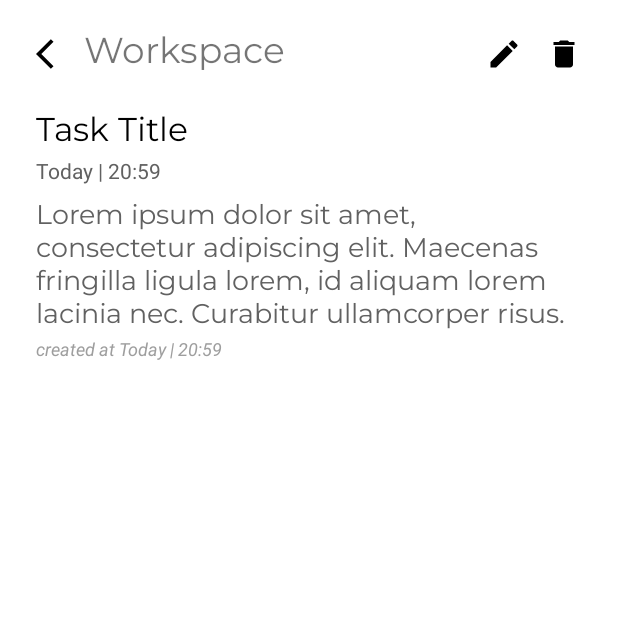
After one commit to yamanf/TaskMan, an Android app: the fragment TaskDetailFragment placed in its activity, on a phone screen of 412 x 824 dp, the top half of it. The commit adds this screen. Run offline under Robolectric (Android 15) with nearby library versions, the phone set to English and light mode, and no system bars; our stand-ins replace Firebase (no records; nobody signed in at launch, a user with empty details on screens opened directly); 5 statements that could not run were skipped.

Commit message:
Task detail screen

```diff
--- a/app/src/main/java/com/yamanf/taskman/firebase/FirebaseRepository.kt
+++ b/app/src/main/java/com/yamanf/taskman/firebase/FirebaseRepository.kt
@@ -24,8 +24,8 @@ interface FirebaseRepository {
     fun addTaskToWorkspace(task: TaskModel, result:(Boolean) -> Unit)
     fun changeIsCompleted(documentSnapshot: DocumentSnapshot, isCompleted: Boolean): Boolean
     fun changeIsImportant(documentSnapshot: DocumentSnapshot, isImportant: Boolean): Boolean
-    fun updateTask(task: TaskModel, documentSnapshot: DocumentSnapshot): Boolean
-    fun deleteTask(documentSnapshot: DocumentSnapshot): Boolean
+    fun updateTask(task: TaskModel, result:(Boolean) -> Unit)
+    fun deleteTask(taskId: String,result:(Boolean) -> Unit)
     fun undoDelete(documentSnapshot: DocumentSnapshot): Boolean
 
 }
--- a/app/src/main/java/com/yamanf/taskman/ui/newtask/NewTaskFragment.kt
+++ b/app/src/main/java/com/yamanf/taskman/ui/newtask/NewTaskFragment.kt
@@ -34,8 +34,8 @@ class NewTaskFragment : Fragment(R.layout.fragment_new_task), DatePickerDialog.O
     private val binding get() = _binding!!
     private val args: NewTaskFragmentArgs by navArgs()
     private lateinit var workspaceId: String
-    private val workspaceViewModel: WorkspaceViewModel by viewModels() {
-        WorkspaceViewModelFactory(
+    private val newTaskViewModel: NewTaskViewModel by viewModels() {
+        NewTaskViewModelFactory(
             FirebaseRepositoryImpl()
         )
     }
@@ -109,7 +109,7 @@ class NewTaskFragment : Fragment(R.layout.fragment_new_task), DatePickerDialog.O
     }
 
     private fun addTaskToWorkspace(newTaskModel:TaskModel,view: View){
-        workspaceViewModel.addTaskToWorkspace(newTaskModel) { result ->
+        newTaskViewModel.addTaskToWorkspace(newTaskModel) { result ->
             if (result) {
                 Toast.makeText(
                     requireContext(), "Task created successfully.", Toast.LENGTH_SHORT
--- /dev/null
+++ b/app/src/main/java/com/yamanf/taskman/ui/taskdetail/TaskDetailViewModelFactory.kt
@@ -0,0 +1,12 @@
+package com.yamanf.taskman.ui.taskdetail
+
+import androidx.lifecycle.ViewModel
+import androidx.lifecycle.ViewModelProvider
+import com.yamanf.taskman.firebase.FirebaseRepository
+
+class TaskDetailViewModelFactory (private val firebaseRepository: FirebaseRepository):
+    ViewModelProvider.Factory {
+    override fun <T : ViewModel> create(modelClass: Class<T>): T {
+        return TaskDetailViewModel(firebaseRepository) as T
+    }
+}
--- a/app/src/main/java/com/yamanf/taskman/utils/Extensions.kt
+++ b/app/src/main/java/com/yamanf/taskman/utils/Extensions.kt
@@ -1,5 +1,6 @@
 package com.yamanf.taskman.utils
 
+import android.annotation.SuppressLint
 import android.content.Context
 import android.view.View
 import android.widget.ImageView
@@ -11,10 +12,11 @@ import java.util.Date
 
 
 
+@SuppressLint("SimpleDateFormat")
 fun Timestamp?.dateFormatter(): String {
     val date = Date(this!!.seconds * 1000)
     val inputFormat = SimpleDateFormat("yyyy-MM-dd'T'HH:mm:ss.SSS'Z'")
-    val outputFormat = SimpleDateFormat("HH:mm dd/MM/yyyy")
+    val outputFormat = SimpleDateFormat("HH:mm | dd/MM/yyyy")
     val inputDateString = inputFormat.format(date)
     val outputDate = inputFormat.parse(inputDateString)
     return outputFormat.format(outputDate)
--- /dev/null
+++ b/app/src/main/res/drawable/ic_baseline_delete_24.xml
@@ -0,0 +1,5 @@
+<vector android:height="24dp" android:tint="#000000"
+    android:viewportHeight="24" android:viewportWidth="24"
+    android:width="24dp" xmlns:android="http://schemas.android.com/apk/res/android">
+    <path android:fillColor="@android:color/white" android:pathData="M6,19c0,1.1 0.9,2 2,2h8c1.1,0 2,-0.9 2,-2V7H6v12zM19,4h-3.5l-1,-1h-5l-1,1H5v2h14V4z"/>
+</vector>
--- /dev/null
+++ b/app/src/main/res/drawable/ic_baseline_edit_24.xml
@@ -0,0 +1,5 @@
+<vector android:height="24dp" android:tint="#000000"
+    android:viewportHeight="24" android:viewportWidth="24"
+    android:width="24dp" xmlns:android="http://schemas.android.com/apk/res/android">
+    <path android:fillColor="@android:color/white" android:pathData="M3,17.25V21h3.75L17.81,9.94l-3.75,-3.75L3,17.25zM20.71,7.04c0.39,-0.39 0.39,-1.02 0,-1.41l-2.34,-2.34c-0.39,-0.39 -1.02,-0.39 -1.41,0l-1.83,1.83 3.75,3.75 1.83,-1.83z"/>
+</vector>
--- /dev/null
+++ b/app/src/main/res/layout/fragment_task_detail.xml
@@ -0,0 +1,105 @@
+<?xml version="1.0" encoding="utf-8"?>
+<androidx.constraintlayout.widget.ConstraintLayout xmlns:android="http://schemas.android.com/apk/res/android"
+    xmlns:app="http://schemas.android.com/apk/res-auto"
+    xmlns:tools="http://schemas.android.com/tools"
+    android:layout_width="match_parent"
+    android:layout_height="match_parent"
+    tools:context=".ui.taskdetail.TaskDetailFragment">
+
+    <LinearLayout
+        android:id="@+id/topBarTaskDetail"
+        android:layout_width="match_parent"
+        android:layout_height="wrap_content"
+        android:layout_marginVertical="16dp"
+        android:gravity="center"
+        android:orientation="horizontal"
+        android:paddingHorizontal="16dp"
+        app:layout_constraintEnd_toEndOf="parent"
+        app:layout_constraintStart_toStartOf="parent"
+        app:layout_constraintTop_toTopOf="parent">
+
+        <ImageView
+            android:id="@+id/ivBackToWorkspaceButton"
+            android:padding="8dp"
+            android:layout_width="wrap_content"
+            android:layout_height="wrap_content"
+            android:src="@drawable/ic_baseline_arrow_back_ios_24" />
+
+        <TextView
+            android:id="@+id/tvWorkspaceName"
+            android:layout_width="0dp"
+            android:layout_height="wrap_content"
+            android:layout_weight="3"
+            android:fontFamily="@font/montserrat"
+            android:text="Workspace"
+            android:textAlignment="textStart"
+            android:textSize="24sp" />
+
+        <ImageView
+            android:id="@+id/ivEditButton"
+            android:padding="8dp"
+            android:layout_width="wrap_content"
+            android:layout_height="wrap_content"
+            android:src="@drawable/ic_baseline_edit_24" />
+
+        <ImageView
+            android:padding="8dp"
+            android:id="@+id/ivDeleteButton"
+            android:layout_width="wrap_content"
+            android:layout_height="wrap_content"
+            android:src="@drawable/ic_baseline_delete_24" />
+
+    </LinearLayout>
+
+    <TextView
+        android:id="@+id/tvTaskTitle"
+        android:layout_width="match_parent"
+        android:layout_height="wrap_content"
+        android:layout_marginHorizontal="24dp"
+        android:layout_marginTop="16dp"
+        android:fontFamily="@font/montserrat"
+        android:text="Task Title"
+        android:textColor="@color/black"
+        android:textSize="22sp"
+        app:layout_constraintTop_toBottomOf="@+id/topBarTaskDetail"
+        tools:layout_editor_absoluteX="24dp" />
+
+    <TextView
+        android:id="@+id/tvTaskTime"
+        android:layout_width="match_parent"
+        android:layout_height="wrap_content"
+        android:paddingHorizontal="24dp"
+        android:textColor="@color/md_grey_700"
+        android:text="Today | 20:59"
+        app:layout_constraintStart_toStartOf="@+id/tvTaskTitle"
+        app:layout_constraintTop_toBottomOf="@+id/tvTaskTitle" />
+
+    <TextView
+        android:id="@+id/tvTaskDescription"
+        android:layout_width="match_parent"
+        android:layout_height="wrap_content"
+        android:paddingHorizontal="24dp"
+        android:layout_marginTop="8dp"
+        android:fontFamily="@font/montserrat"
+        android:textAlignment="textStart"
+        android:text="@string/lorem_ipsum_5words"
+        android:textColor="@color/md_grey_700"
+        android:textSize="18sp"
+        app:layout_constraintStart_toStartOf="@+id/tvTaskTitle"
+        app:layout_constraintTop_toBottomOf="@+id/tvTaskTime" />
+
+    <TextView
+        android:id="@+id/tvTaskCreatedTime"
+        android:layout_width="match_parent"
+        android:layout_height="wrap_content"
+        android:paddingHorizontal="24dp"
+        android:textColor="@color/md_grey_500"
+        android:textStyle="italic"
+        android:textSize="12sp"
+        android:text="created at Today | 20:59"
+        app:layout_constraintStart_toStartOf="@+id/tvTaskTitle"
+        app:layout_constraintTop_toBottomOf="@+id/tvTaskDescription" />
+
+
+
+</androidx.constraintlayout.widget.ConstraintLayout>
--- a/app/src/main/res/layout/rv_undone_task_item.xml
+++ b/app/src/main/res/layout/rv_undone_task_item.xml
@@ -9,7 +9,6 @@
         android:id="@+id/undoneTaskTop"
         android:layout_width="match_parent"
         android:layout_height="wrap_content"
-        android:layout_marginStart="8dp"
         android:layout_marginEnd="16dp"
         android:gravity="center"
         app:layout_constraintTop_toTopOf="parent">
@@ -32,11 +31,10 @@
 
         <ImageView
             android:id="@+id/ivTaskDrawer"
-            android:paddingVertical="12dp"
             android:paddingStart="16dp"
             android:paddingEnd="12dp"
             android:layout_width="wrap_content"
-            android:layout_height="wrap_content"
+            android:layout_height="22dp"
             android:src="@drawable/ic_baseline_arrow_drop_down_24"
             />
 
@@ -61,7 +59,7 @@
         android:fontFamily="@font/montserrat"
         android:maxLength="120"
         android:text="@string/lorem_ipsum_5words"
-        android:textColor="@color/md_grey_500"
+        android:textColor="@color/md_grey_600"
         android:textSize="12sp"
         app:layout_constraintEnd_toEndOf="parent"
         app:layout_constraintStart_toStartOf="parent"
--- a/app/src/main/res/navigation/main_nav.xml
+++ b/app/src/main/res/navigation/main_nav.xml
@@ -13,6 +13,9 @@
         <action
             android:id="@+id/action_homeFragment_to_workspaceFragment"
             app:destination="@id/workspaceFragment" />
+        <action
+            android:id="@+id/action_homeFragment_to_taskDetailFragment"
+            app:destination="@id/taskDetailFragment" />
     </fragment>
     <fragment
         android:id="@+id/workspaceFragment"
@@ -28,6 +31,9 @@
         <action
             android:id="@+id/action_workspaceFragment_to_newTaskFragment"
             app:destination="@id/newTaskFragment" />
+        <action
+            android:id="@+id/action_workspaceFragment_to_taskDetailFragment"
+            app:destination="@id/taskDetailFragment" />
     </fragment>
     <fragment
         android:id="@+id/newTaskFragment"
@@ -40,5 +46,26 @@
         <action
             android:id="@+id/action_newTaskFragment_to_workspaceFragment"
             app:destination="@id/workspaceFragment" />
+        <action
+            android:id="@+id/action_newTaskFragment_to_taskDetailFragment"
+            app:destination="@id/taskDetailFragment" />
+    </fragment>
+    <fragment
+        android:id="@+id/taskDetailFragment"
+        android:name="com.yamanf.taskman.ui.taskdetail.TaskDetailFragment"
+        android:label="fragment_task_detail"
+        tools:layout="@layout/fragment_task_detail" >
+        <argument
+            android:name="taskId"
+            app:argType="string" />
+        <argument
+            android:name="workspaceId"
+            app:argType="string" />
+        <action
+            android:id="@+id/action_taskDetailFragment_to_workspaceFragment"
+            app:destination="@id/workspaceFragment" />
+        <action
+            android:id="@+id/action_taskDetailFragment_to_newTaskFragment"
+            app:destination="@id/newTaskFragment" />
     </fragment>
 </navigation>
```
Also changed, not shown: app/src/main/java/com/yamanf/taskman/firebase/FirebaseRepositoryImpl.kt (+25 -6 lines), app/src/main/java/com/yamanf/taskman/ui/adapters/SearchRVAdapter.kt (+7 -15 lines), app/src/main/java/com/yamanf/taskman/ui/adapters/TaskRVAdapter.kt (+6 -1 lines), app/src/main/java/com/yamanf/taskman/ui/newtask/NewTaskViewModel.kt (added, +15 -0 lines), app/src/main/java/com/yamanf/taskman/ui/newtask/NewTaskViewModelFactory.kt (added, +12 -0 lines), app/src/main/java/com/yamanf/taskman/ui/taskdetail/TaskDetailFragment.kt (added, +111 -0 lines), app/src/main/java/com/yamanf/taskman/ui/taskdetail/TaskDetailViewModel.kt (added, +50 -0 lines), app/src/main/java/com/yamanf/taskman/ui/updatetask/UpdateTaskFragment.kt (added, +18 -0 lines), app/src/main/java/com/yamanf/taskman/ui/workspace/WorkspaceFragment.kt (+6 -10 lines), app/src/main/java/com/yamanf/taskman/ui/workspace/WorkspaceViewModel.kt (+0 -16 lines), app/src/main/res/layout/fragment_update_task.xml (added, +14 -0 lines).
